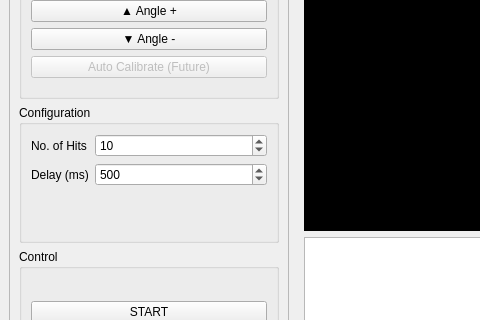
This is mainwindow.ui in sandeepkumar009/Impact-Hammer-GUI as Qt 5 draws it before an edit; both pictures show x 0 to 480 and y 201 to 521 of the 800 by 628 pixel window. The edited form follows.
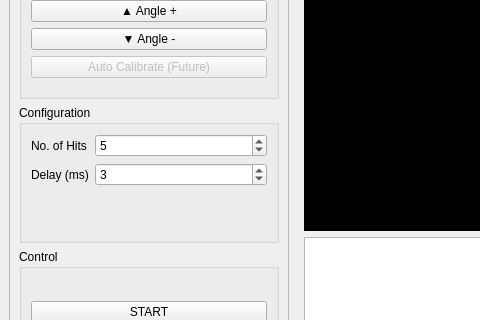
This is the edited form. Custom widgets are drawn as their Qt base class.

Commit message: add FRF graph with FFT calculation

```diff
--- a/mainwindow.ui
+++ b/mainwindow.ui
@@ -128,7 +128,7 @@
                    <number>9999</number>
                   </property>
                   <property name="value">
-                   <number>10</number>
+                   <number>5</number>
                   </property>
                  </widget>
                 </item>
@@ -138,7 +138,7 @@
                    <number>5000</number>
                   </property>
                   <property name="value">
-                   <number>500</number>
+                   <number>3</number>
                   </property>
                  </widget>
                 </item>
```
The commit also changes 2 other files.
